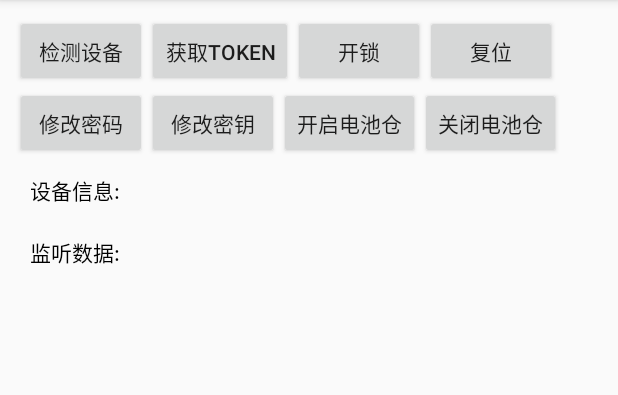
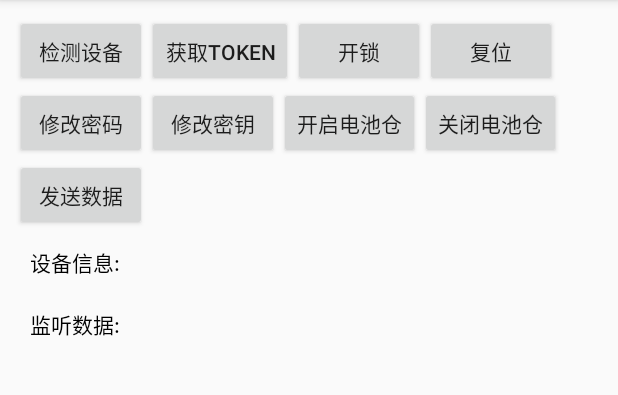
Before and after one commit to sunshine-sz/USBHostDemo, an Android app: the screen it shows after launch (MainActivity), on a phone screen of 412 x 824 dp, the part 84-479 px from its top. Run offline under Robolectric (Android 15) with nearby library versions, the light colour scheme and no system bars; libraries missing offline, so code that uses them is left out: com.fitsleep.sunshinelibrary; 1 statement that could not run was skipped.

Commit message:
新增指令透传

```diff
--- a/app/build.gradle
+++ b/app/build.gradle
@@ -6,8 +6,8 @@ android {
         applicationId "com.sunshine.usbdemo"
         minSdkVersion 21
         targetSdkVersion 26
-        versionCode 6
-        versionName "6.0"
+        versionCode 8
+        versionName "7.0"
         testInstrumentationRunner "android.support.test.runner.AndroidJUnitRunner"
     }
     buildTypes {
--- a/app/src/main/java/com/sunshine/usbdemo/MainActivity.java
+++ b/app/src/main/java/com/sunshine/usbdemo/MainActivity.java
@@ -16,6 +16,7 @@ import android.os.Bundle;
 import android.os.Handler;
 import android.os.Message;
 import android.support.v7.app.AppCompatActivity;
+import android.text.TextUtils;
 import android.util.Log;
 import android.view.LayoutInflater;
 import android.view.View;
@@ -42,6 +43,9 @@ import com.sunshine.usbdemo.utils.DataTransfer;
 import com.sunshine.usbdemo.utils.GlobalParameterUtils;
 
 import java.util.HashMap;
+import java.util.Random;
+
+import static com.sunshine.usbdemo.mode.Order.formatByte2HexStr;
 
 public class MainActivity extends AppCompatActivity {
 
@@ -52,7 +56,7 @@ public class MainActivity extends AppCompatActivity {
     public static byte[] KEY = {58, 96, 67, 42, 92, 01, 33, 31, 41, 30, 15, 78, 12, 19, 40, 37};
 
     //    public static byte[] KEY = {32,87,47,82,54,75,63,71,48,80,65,88,17,99,45,43};
-    private Button button, button2, button3, button4,button5,button6;
+    private Button button, button2, button3, button4, button5, button6;
     private TextView mInfoTextView;
     private UsbManager usbManager;
     private UsbDevice usbDevice;
@@ -74,6 +78,7 @@ public class MainActivity extends AppCompatActivity {
     protected void onCreate(Bundle savedInstanceState) {
         super.onCreate(savedInstanceState);
         setContentView(R.layout.activity_main);
+        ToastUtils.init(getApplicationContext());
         initUI();
         initUSB();
         isRunning = true;
@@ -166,17 +171,17 @@ public class MainActivity extends AppCompatActivity {
                 if (null == token || token.length < 4) {
                     return;
                 }
-                byte[] aq_mi = {0x07, 0x01, 0x08, Config.MTX_KEY[0], Config.MTX_KEY[1], Config.MTX_KEY[2], Config.MTX_KEY[3], Config.MTX_KEY[4],Config.MTX_KEY[5], Config.MTX_KEY[6], Config.MTX_KEY[7], token[0], token[1], token[2], token[3], 0x00};
-                byte[] bytes =  AESUtils.Encrypt(aq_mi,KEY);
+                byte[] aq_mi = {0x07, 0x01, 0x08, Config.MTX_KEY[0], Config.MTX_KEY[1], Config.MTX_KEY[2], Config.MTX_KEY[3], Config.MTX_KEY[4], Config.MTX_KEY[5], Config.MTX_KEY[6], Config.MTX_KEY[7], token[0], token[1], token[2], token[3], 0x00};
+                byte[] bytes = AESUtils.Encrypt(aq_mi, KEY);
                 new MyThread(bytes).start();
                 handler.postDelayed(new Runnable() {
                     @Override
                     public void run() {
-                        byte[] aq_mi = {0x07, 0x02, 0x08, Config.MTX_KEY[8],Config.MTX_KEY[9], Config.MTX_KEY[10], Config.MTX_KEY[11], Config.MTX_KEY[12], Config.MTX_KEY[13], Config.MTX_KEY[14], Config.MTX_KEY[15], GlobalParameterUtils.getInstance().getToken()[0], GlobalParameterUtils.getInstance().getToken()[1], GlobalParameterUtils.getInstance().getToken()[2], GlobalParameterUtils.getInstance().getToken()[3], 0x00};
-                        byte[] bytes =  AESUtils.Encrypt(aq_mi,KEY);
+                        byte[] aq_mi = {0x07, 0x02, 0x08, Config.MTX_KEY[8], Config.MTX_KEY[9], Config.MTX_KEY[10], Config.MTX_KEY[11], Config.MTX_KEY[12], Config.MTX_KEY[13], Config.MTX_KEY[14], Config.MTX_KEY[15], GlobalParameterUtils.getInstance().getToken()[0], GlobalParameterUtils.getInstance().getToken()[1], GlobalParameterUtils.getInstance().getToken()[2], GlobalParameterUtils.getInstance().getToken()[3], 0x00};
+                        byte[] bytes = AESUtils.Encrypt(aq_mi, KEY);
                         new MyThread(bytes).start();
                     }
-                },1000);
+                }, 1000);
             }
         });
 
@@ -193,6 +198,58 @@ public class MainActivity extends AppCompatActivity {
             public void onClick(View view) {
                 byte[] bytes = AESUtils.Encrypt(AESUtils.hexString2Bytes(new CloseBatteryTxOrder().generateString()), KEY);
                 new MyThread(bytes).start();
+            }
+        });
+
+        findViewById(R.id.bt_send_data).setOnClickListener(new View.OnClickListener() {
+            @Override
+            public void onClick(View view) {
+                final InputMethodManager imm = (InputMethodManager) getSystemService(Context.INPUT_METHOD_SERVICE);
+                final AlertView mAlertViewExt = new AlertView("输入指令", "只需要输入token之前的字节即可！", "取消", null, new String[]{"完成"}, MainActivity.this, AlertView.Style.Alert, new OnItemClickListener() {
+                    @Override
+                    public void onItemClick(Object o, int position) {
+                        KeyboardUtils.hideSoftInput(MainActivity.this);
+                        if (position == 0) {
+                            final String newPassword = etName.getText().toString().trim();
+                            if (TextUtils.isEmpty(newPassword) || newPassword.length() % 2 != 0) {
+                                ToastUtils.showMessage("格式不对");
+                                return;
+                            }
+                            final byte[] token = GlobalParameterUtils.getInstance().getToken();
+                            if (null == token || token.length < 4) {
+                                return;
+                            }
+                            Random random = new Random();
+                            StringBuilder builder = new StringBuilder();
+                            builder.append(newPassword);
+                            //添加token
+                            for (int i = 0; i < 4; i++) {
+                                builder.append(formatByte2HexStr(GlobalParameterUtils.getInstance().getToken()[i]));
+                            }
+                            // 如果数据总位数不够，在数据后面补0
+                            for (int i = builder.length() / 2; i < 16; i++) {
+                                builder.append(formatByte2HexStr((byte) random.nextInt(127)));
+                            }
+                            // 生成字符串形式的指令
+                            String orderStr = builder.toString();
+                            byte[] bytes = AESUtils.Encrypt(AESUtils.hexString2Bytes(orderStr), KEY);
+                            new MyThread(bytes).start();
+                        }
+                    }
+                });
+                ViewGroup extView = (ViewGroup) LayoutInflater.from(MainActivity.this).inflate(R.layout.alertext_form, null);
+                etName = (EditText) extView.findViewById(R.id.etName);
+                etName.setOnFocusChangeListener(new View.OnFocusChangeListener() {
+                    @Override
+                    public void onFocusChange(View view, boolean focus) {
+                        //输入框出来则往上移动
+                        boolean isOpen = imm.isActive();
+                        mAlertViewExt.setMarginBottom(isOpen && focus ? 120 : 0);
+                        System.out.println(isOpen);
+                    }
+                });
+                mAlertViewExt.addExtView(extView);
+                mAlertViewExt.show();
             }
         });
 
@@ -274,8 +331,6 @@ public class MainActivity extends AppCompatActivity {
             Toast.makeText(this, "设备获取异常", Toast.LENGTH_SHORT).show();
         }
     }
-
-
 
 
     private BroadcastReceiver mUsbReceiver = new BroadcastReceiver() {
@@ -410,35 +465,35 @@ public class MainActivity extends AppCompatActivity {
                                 token[2] = mingwen[5];
                                 token[3] = mingwen[6];
                                 GlobalParameterUtils.getInstance().setToken(token);
-                                result.append("token:"+AESUtils.bytes2HexString(token));
+                                result.append("token:" + AESUtils.bytes2HexString(token));
                             }
                         }
 
                         byte[] bytes = AESUtils.Encrypt(AESUtils.hexString2Bytes(new GetDeviceId().generateString()), KEY);
                         new MyThread(bytes).start();
-                    }else if (AESUtils.bytes2HexString(mingwen).startsWith("0902")){
+                    } else if (AESUtils.bytes2HexString(mingwen).startsWith("0902")) {
                         byte[] x = new byte[12];
                         System.arraycopy(mingwen, 4, x, 0, 12);
-                        mInfoTextView.append("\n设备编号:"+AESUtils.bytes2HexString(x));
-                        result.append("\n设备编号:"+AESUtils.bytes2HexString(x));
-                    }else if (AESUtils.bytes2HexString(mingwen).startsWith("0502")){
-                        result.append("\n开锁反馈:"+AESUtils.bytes2HexString(mingwen));
-                    }else if (AESUtils.bytes2HexString(mingwen).startsWith("050D")){
-                        result.append("\n关锁反馈:"+AESUtils.bytes2HexString(mingwen));
-                    }else if (AESUtils.bytes2HexString(mingwen).startsWith("0505")){
-                        if (AESUtils.bytes2HexString(mingwen).startsWith("05050100")){
+                        mInfoTextView.append("\n设备编号:" + AESUtils.bytes2HexString(x));
+                        result.append("\n设备编号:" + AESUtils.bytes2HexString(x));
+                    } else if (AESUtils.bytes2HexString(mingwen).startsWith("0502")) {
+                        result.append("\n开锁反馈:" + AESUtils.bytes2HexString(mingwen));
+                    } else if (AESUtils.bytes2HexString(mingwen).startsWith("050D")) {
+                        result.append("\n关锁反馈:" + AESUtils.bytes2HexString(mingwen));
+                    } else if (AESUtils.bytes2HexString(mingwen).startsWith("0505")) {
+                        if (AESUtils.bytes2HexString(mingwen).startsWith("05050100")) {
                             Config.password = newPasswordBytes;
                         }
-                        result.append("\n修改密码反馈:"+AESUtils.bytes2HexString(mingwen));
-                    }else if (AESUtils.bytes2HexString(mingwen).startsWith("0703")){
-                        if (AESUtils.bytes2HexString(mingwen).startsWith("07030100")){
+                        result.append("\n修改密码反馈:" + AESUtils.bytes2HexString(mingwen));
+                    } else if (AESUtils.bytes2HexString(mingwen).startsWith("0703")) {
+                        if (AESUtils.bytes2HexString(mingwen).startsWith("07030100")) {
                             KEY = Config.MTX_KEY;
                         }
-                        result.append("\n修改密钥反馈:"+AESUtils.bytes2HexString(mingwen));
-                    }else if (AESUtils.bytes2HexString(mingwen).startsWith("1002")){
-                        result.append("\n开启电池仓反馈:"+AESUtils.bytes2HexString(mingwen));
-                    }else if (AESUtils.bytes2HexString(mingwen).startsWith("1004")){
-                        result.append("\n关闭电池仓反馈:"+AESUtils.bytes2HexString(mingwen));
+                        result.append("\n修改密钥反馈:" + AESUtils.bytes2HexString(mingwen));
+                    } else if (AESUtils.bytes2HexString(mingwen).startsWith("1002")) {
+                        result.append("\n开启电池仓反馈:" + AESUtils.bytes2HexString(mingwen));
+                    } else if (AESUtils.bytes2HexString(mingwen).startsWith("1004")) {
+                        result.append("\n关闭电池仓反馈:" + AESUtils.bytes2HexString(mingwen));
                     }
                     break;
             }
@@ -469,15 +524,15 @@ public class MainActivity extends AppCompatActivity {
     }
 
 
-    class PaseDataThread extends Thread{
+    class PaseDataThread extends Thread {
         @Override
         public void run() {
             super.run();
-            while (true){
+            while (true) {
                 try {
                     sleep(500);
                     //读取数据1   两种方法读取数据
-                    if (inEndpoint!=null){
+                    if (inEndpoint != null) {
                         int ret = connection.bulkTransfer(inEndpoint, mybuffer, mybuffer.length, 3000);
                         Log.e("ret", "ret:" + ret);
                         mydatatransfer.AddData(mybuffer, ret);
--- a/app/src/main/res/layout/activity_main.xml
+++ b/app/src/main/res/layout/activity_main.xml
@@ -71,12 +71,18 @@
             android:layout_width="wrap_content"
             android:layout_height="wrap_content"
             android:text="关闭电池仓"/>
+        <Button
+            android:id="@+id/bt_send_data"
+            android:layout_below="@+id/bt_password"
+            android:layout_width="wrap_content"
+            android:layout_height="wrap_content"
+            android:text="发送数据"/>
 
         <TextView
             android:id="@+id/info"
             android:layout_width="match_parent"
             android:layout_height="wrap_content"
-            android:layout_below="@+id/bt_password"
+            android:layout_below="@+id/bt_send_data"
             android:padding="10dp"
             android:text="设备信息:"
             android:textColor="@android:color/black"
```
